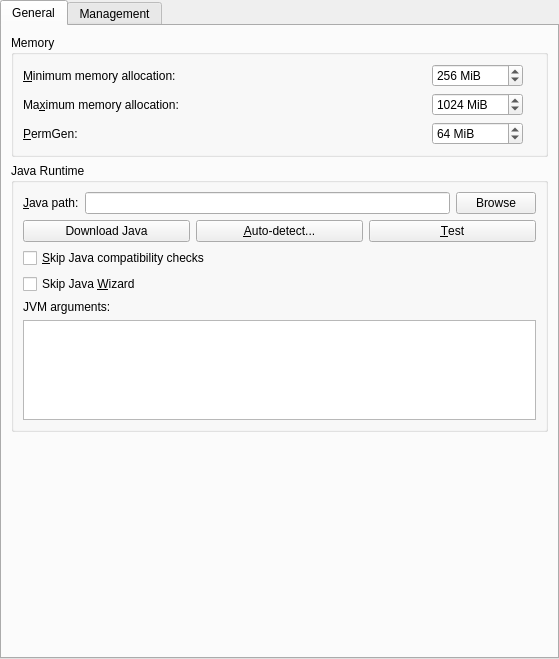
Before: the Qt Designer form launcher/ui/pages/global/JavaPage.ui in FreesmTeam/FreesmLauncher, drawn with Qt 5.
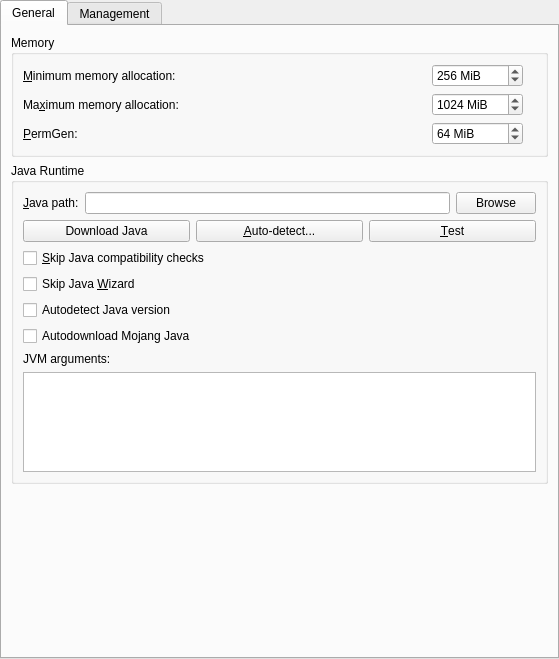
After: the same form once the commit is applied. Custom widgets are drawn as their Qt base class.

Commit message: Added basic java auto-detect and auto-download

Diff of the .ui file:
```diff
--- a/launcher/ui/pages/global/JavaPage.ui
+++ b/launcher/ui/pages/global/JavaPage.ui
@@ -160,25 +160,6 @@
           <string>Java Runtime</string>
          </property>
          <layout class="QGridLayout" name="gridLayout_3">
-          <item row="7" column="0" colspan="3">
-           <widget class="QPlainTextEdit" name="jvmArgsTextBox">
-            <property name="enabled">
-             <bool>true</bool>
-            </property>
-            <property name="sizePolicy">
-             <sizepolicy hsizetype="Expanding" vsizetype="Fixed">
-              <horstretch>0</horstretch>
-              <verstretch>0</verstretch>
-             </sizepolicy>
-            </property>
-            <property name="maximumSize">
-             <size>
-              <width>16777215</width>
-              <height>100</height>
-             </size>
-            </property>
-           </widget>
-          </item>
           <item row="4" column="0">
            <widget class="QCheckBox" name="skipCompatibilityCheckbox">
             <property name="sizePolicy">
@@ -232,7 +213,7 @@
             </item>
            </layout>
           </item>
-          <item row="6" column="0">
+          <item row="8" column="0">
            <widget class="QLabel" name="labelJVMArgs">
             <property name="sizePolicy">
              <sizepolicy hsizetype="Fixed" vsizetype="Preferred">
@@ -248,6 +229,42 @@
             </property>
            </widget>
           </item>
+          <item row="5" column="0">
+           <widget class="QCheckBox" name="skipJavaWizardCheckbox">
+            <property name="toolTip">
+             <string>If enabled, the launcher will not prompt you to choose a Java version if one isn't found.</string>
+            </property>
+            <property name="text">
+             <string>Skip Java &amp;Wizard</string>
+            </property>
+           </widget>
+          </item>
+          <item row="9" column="0" colspan="3">
+           <widget class="QPlainTextEdit" name="jvmArgsTextBox">
+            <property name="enabled">
+             <bool>true</bool>
+            </property>
+            <property name="sizePolicy">
+             <sizepolicy hsizetype="Expanding" vsizetype="Fixed">
+              <horstretch>0</horstretch>
+              <verstretch>0</verstretch>
+             </sizepolicy>
+            </property>
+            <property name="maximumSize">
+             <size>
+              <width>16777215</width>
+              <height>100</height>
+             </size>
+            </property>
+           </widget>
+          </item>
+          <item row="6" column="0">
+           <widget class="QCheckBox" name="autodetectJavaCheckBox">
+            <property name="text">
+             <string>Autodetect Java version</string>
+            </property>
+           </widget>
+          </item>
           <item row="1" column="0" colspan="3">
            <layout class="QHBoxLayout" name="horizontalLayout">
             <item>
@@ -284,13 +301,10 @@
             </item>
            </layout>
           </item>
-          <item row="5" column="0">
-           <widget class="QCheckBox" name="skipJavaWizardCheckbox">
-            <property name="toolTip">
-             <string>If enabled, the launcher will not prompt you to choose a Java version if one isn't found.</string>
-            </property>
+          <item row="7" column="0">
+           <widget class="QCheckBox" name="autodownloadCheckBox">
             <property name="text">
-             <string>Skip Java &amp;Wizard</string>
+             <string>Autodownload Mojang Java</string>
             </property>
            </widget>
           </item>
```
The commit also changes 7 other files.
